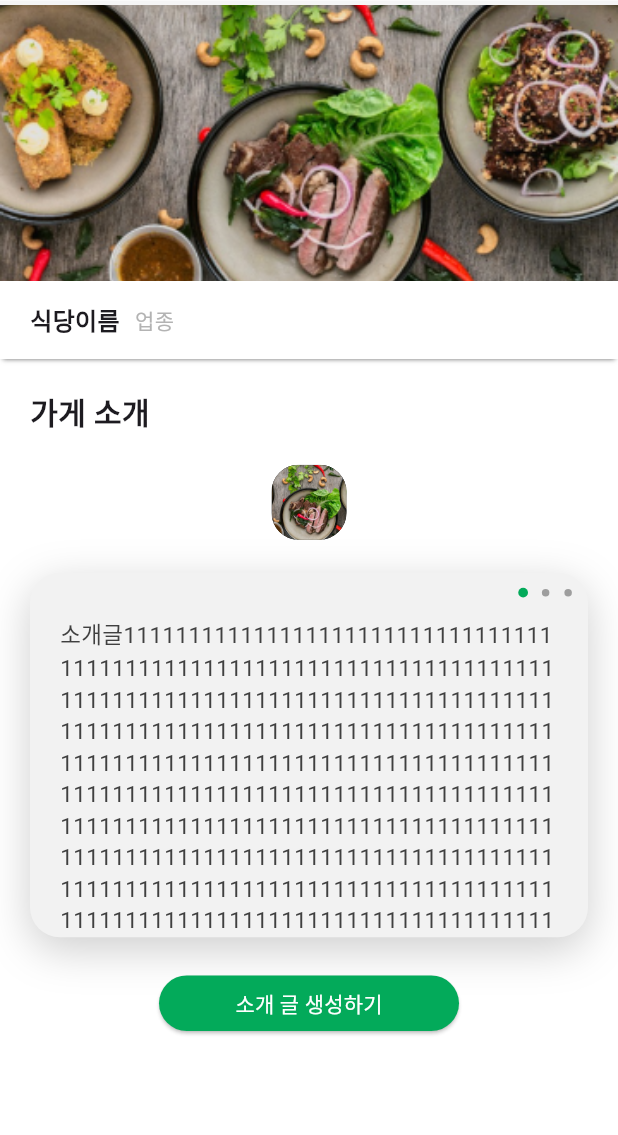
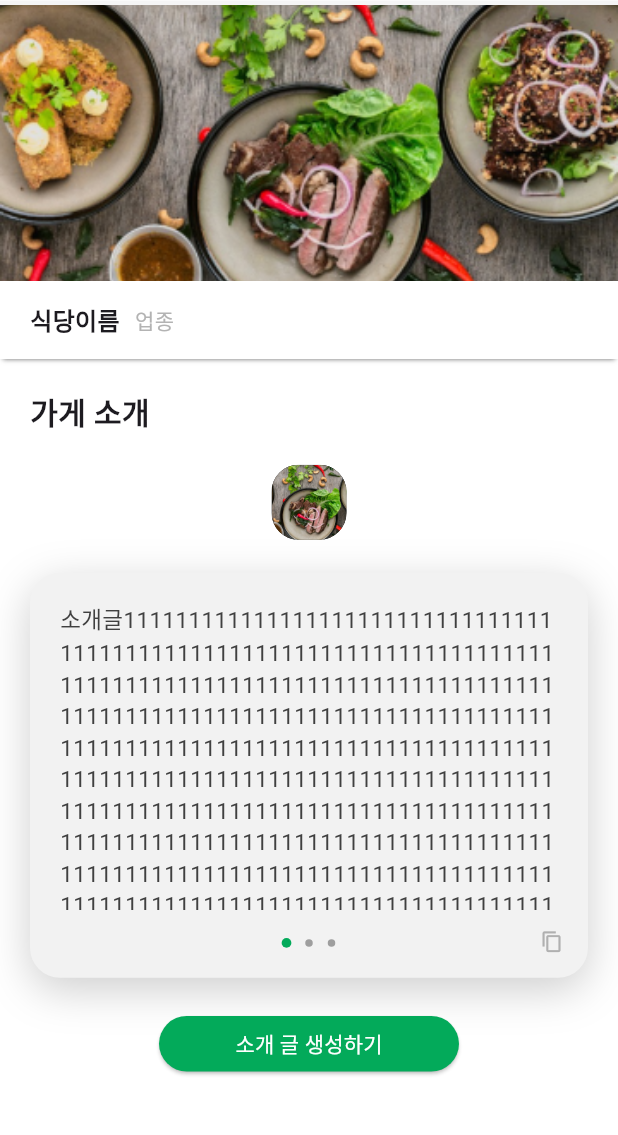
Before and after one commit to NeighClova/Frontend, a Flutter app: the Introduction screen opened directly, on a phone screen of 412 x 824 dp, the part 79-1214 px from its top. Run offline on Flutter 3.47's test engine with Material 3 defaults, Android fonts, the phone set to English and light mode, and no system bars; drawn by our look-alikes of smooth_page_indicator; our stand-ins replace carousel_slider, fluttertoast, image_picker; Roboto replaces fonts that are missing (Pretendard); project files that could hold a hidden picture were left out.

Commit message:
feat: Add copy button (#7)

```diff
--- a/lib/introduction.dart
+++ b/lib/introduction.dart
@@ -3,6 +3,8 @@ import 'package:flutter/material.dart';
 import 'package:flutter/widgets.dart';
 import 'package:flutter_neighclova/generate_introduction.dart';
 import 'package:smooth_page_indicator/smooth_page_indicator.dart';
+import 'package:fluttertoast/fluttertoast.dart';
+import 'package:flutter/services.dart';
 
 class Introduction extends StatefulWidget {
 	const Introduction({Key? key}) : super(key: key);
@@ -101,7 +103,7 @@ class _IntroductionState extends State<Introduction> {
             ),
             Container(
               width: double.infinity,
-              height: 474,
+              height: 501,
               child: Padding(
                 padding: EdgeInsets.all(20),
                 child: Column(
@@ -141,7 +143,7 @@ class _IntroductionState extends State<Introduction> {
                       children: [
                         Container(
                           width: double.infinity,
-                          height: 243,
+                          height: 270,
                           decoration: BoxDecoration(
                             color: Color(0xffF2F2F2),
                             borderRadius: BorderRadius.circular(20),
@@ -154,6 +156,8 @@ class _IntroductionState extends State<Introduction> {
                               ),
                             ],
                           ),
+                          child: Padding(
+                            padding: const EdgeInsets.only(bottom: 45),
                             child: PageView.builder(
                               scrollDirection: Axis.horizontal,
                               controller: pageController,
@@ -161,7 +165,7 @@ class _IntroductionState extends State<Introduction> {
                               itemCount: texts.length,
                               itemBuilder: (context, index) {
                                 return SingleChildScrollView(
-                                padding: EdgeInsets.fromLTRB(20, 30, 20, 20),
+                                  padding: EdgeInsets.fromLTRB(20, 20, 20, 20),
                                   child: Text(
                                     texts[index],
                                     style: TextStyle(fontSize: 15, color: Color(0xff404040)),
@@ -169,10 +173,14 @@ class _IntroductionState extends State<Introduction> {
                                 );
                               },
                             ),
+                          )
                         ),
                         Positioned(
-                          top: 10,
-                          right: 10,
+                          bottom: 20,
+                          left: 0,
+                          right: 0,
+                          child: Align(
+                            alignment: Alignment.center,
                             child: SmoothPageIndicator(
                               controller: pageController,
                               count: texts.length,
@@ -187,6 +195,31 @@ class _IntroductionState extends State<Introduction> {
                                 dotWidth: 5,
                               ),
                             ),
+                          )
+                        ),
+                        Positioned(
+                          bottom: 0,
+                          right: 0,
+                          child: IconButton(
+                            onPressed: (){
+                              int currentPage = pageController.page?.round() ?? 0;
+                              String currentText = texts[currentPage];
+                              Clipboard.setData(ClipboardData(text: currentText));
+                              showToast();
+                            },
+                            icon: Icon(Icons.content_copy_outlined),
+                            color: Color(0xffB0B0B0),
+                            iconSize: 15,
+                            padding: EdgeInsets.zero,
+                            constraints: BoxConstraints(),
+                          ),
+                          /*child: SizedBox(
+                            width: 55,
+                            child: Container(
+                              alignment: Alignment.centerRight,
+                              child:
+                            ),
+                          ),*/
                         ),
                       ],
                     ),
@@ -221,3 +254,14 @@ class _IntroductionState extends State<Introduction> {
 		);
 	}
 }
+
+void showToast(){
+  Fluttertoast.showToast(
+    msg: '클립보드에 복사되었습니다.',
+    gravity: ToastGravity.BOTTOM,
+    backgroundColor: Color(0xff404040),
+    fontSize: 15,
+    textColor: Colors.white,
+    toastLength: Toast.LENGTH_SHORT,
+  );
+}
```
Lines whose indentation alone changed are shown as unchanged.
